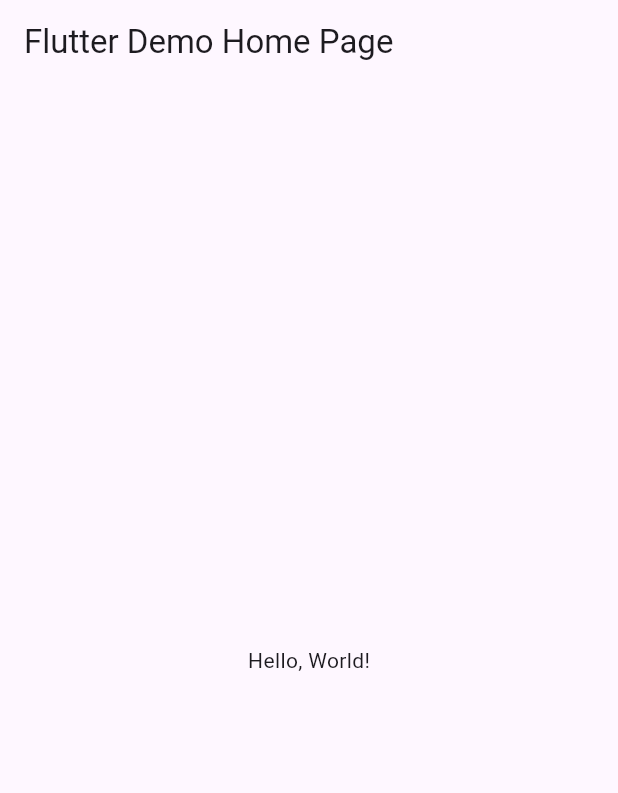
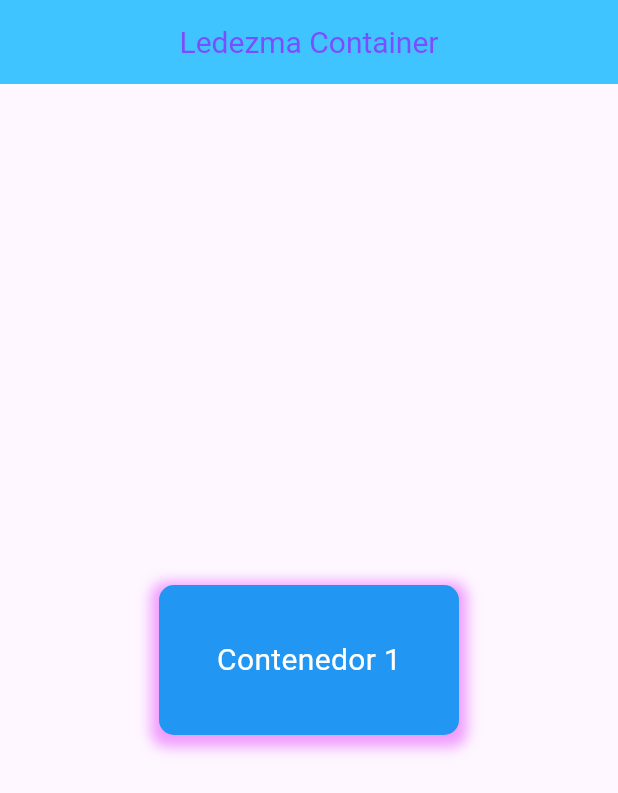
Before and after one commit to ali-ledezma/p10ElContainer, a Flutter app: the screen it shows after launch, on a phone screen of 412 x 824 dp. Shown: the top 793 px of the screen. Run offline on Flutter 3.47's test engine with Material 3 defaults, Android fonts, the phone set to English and light mode, and no system bars.

Commit message:
ledezma Container

```diff
--- a/lib/main.dart
+++ b/lib/main.dart
@@ -1,41 +1,53 @@
 import 'package:flutter/material.dart';
 
-void main() => runApp(MyApp());
+void main() => runApp(const MiContainerApp());
 
-class MyApp extends StatelessWidget {
-  const MyApp({super.key});
-  // This widget is the root of your application.
+class MiContainerApp extends StatelessWidget {
+  const MiContainerApp({Key? key}) : super(key: key);
+
   @override
   Widget build(BuildContext context) {
     return MaterialApp(
-      // Application name
-      title: 'Flutter Hello World',
-      // Application theme data, you can set the colors for the application as
-      // you want
-      theme: ThemeData(
-        // useMaterial3: false,
-        primarySwatch: Colors.blue,
-      ),
-      // A widget which will be started on application startup
-      home: MyHomePage(title: 'Flutter Demo Home Page'),
-    );
-  }
-}
-
-class MyHomePage extends StatelessWidget {
-  final String title;
-  const MyHomePage({super.key, required this.title});
-
-  @override
-  Widget build(BuildContext context) {
-    return Scaffold(
-      appBar: AppBar(
-        // The title text which will be shown on the action bar
-        title: Text(title),
-      ),
-      body: Center(
-        child: Text(
-          'Hello, World!',
+      debugShowCheckedModeBanner: false,
+      home: Scaffold(
+        appBar: AppBar(
+          title: Text("Ledezma Container"),
+          centerTitle: true,
+          titleTextStyle:
+              TextStyle(color: Colors.deepPurpleAccent, fontSize: 20),
+          backgroundColor: Colors.lightBlueAccent,
+        ),
+        body: Center(
+          child: Column(
+            mainAxisAlignment: MainAxisAlignment.center,
+            children: <Widget>[
+              // Primer contenedor
+              Container(
+                width: 200,
+                height: 100,
+                decoration: BoxDecoration(
+                  color: Colors.blue, // Color de fondo
+                  borderRadius:
+                      BorderRadius.circular(10), // Esquinas redondeadas
+                  boxShadow: [
+                    BoxShadow(
+                      color: Colors.purpleAccent
+                          .withOpacity(0.5), // Color de la sombra
+                      spreadRadius: 5, // Extensión de la sombra
+                      blurRadius: 7, // Difuminado de la sombra
+                      offset: Offset(0, 3), // Desplazamiento de la sombra
+                    ),
+                  ],
+                ),
+                child: Center(
+                  child: Text(
+                    'Contenedor 1',
+                    style: TextStyle(color: Colors.white, fontSize: 20),
+                  ),
+                ),
+              ),
+            ],
+          ),
         ),
       ),
     );
```
Also changed, not shown: containerfinal.png (added).
